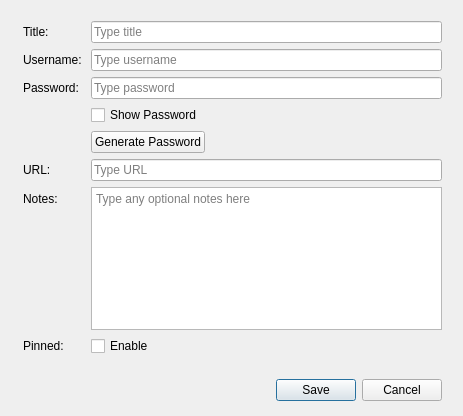
Qt form Wilhelmina/AddNewEntry.ui (nrosvall/Wilhelmina) before a commit.
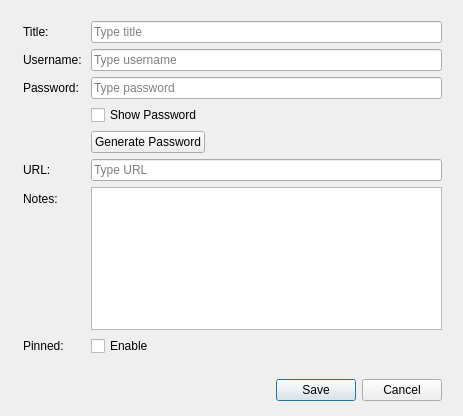
The same form after that commit.

Commit message: Handle QLineEdit placeholder text color in dark mode.

What changed in the file:
```diff
--- a/Wilhelmina/AddNewEntry.ui
+++ b/Wilhelmina/AddNewEntry.ui
@@ -142,11 +142,7 @@
      </widget>
     </item>
     <item row="7" column="1">
-     <widget class="QPlainTextEdit" name="plainTextEditNotes">
-      <property name="placeholderText">
-       <string>Type any optional notes here</string>
-      </property>
-     </widget>
+     <widget class="QPlainTextEdit" name="plainTextEditNotes"/>
     </item>
     <item row="10" column="1">
      <widget class="QDialogButtonBox" name="buttonBox">
```
Left out of the diff: 17 changed lines with no effect on the pictures. The commit also changes 5 other files.
